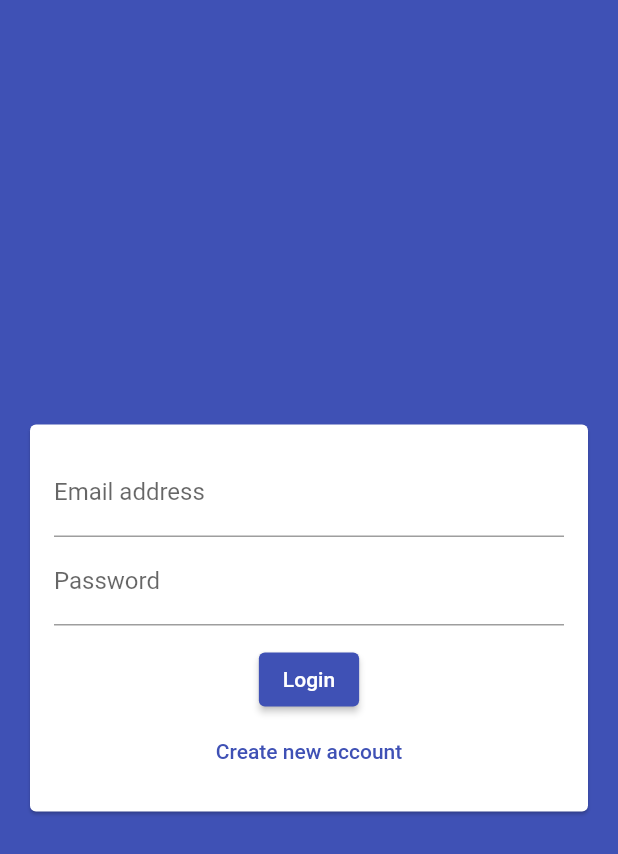
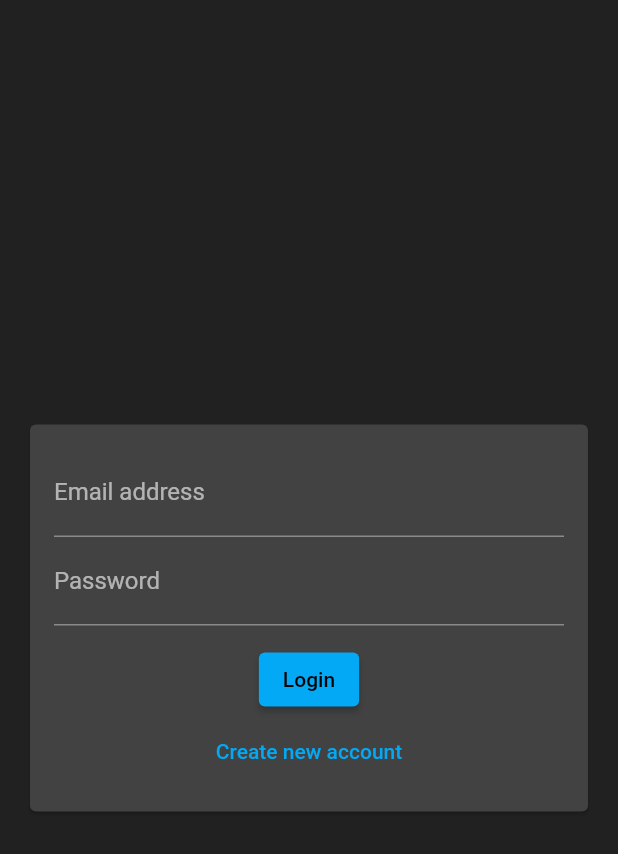
Before and after one commit to arturjnt/firebase_chat, a Flutter app: the screen it shows after launch, on a phone screen of 412 x 824 dp. Shown: the top 854 px of the screen. Run offline on Flutter 3.47's test engine with Material 2 defaults, Android fonts, the light colour scheme and no system bars; our stand-ins replace cloud_firestore, firebase_auth, firebase_storage, image_picker; accounts and stored records are empty.

Commit message:
always dark

```diff
--- a/lib/main.dart
+++ b/lib/main.dart
@@ -15,8 +15,9 @@ class MyApp extends StatelessWidget {
     return MaterialApp(
       title: 'Flutter Chat',
       theme: ThemeData(
-        primarySwatch: Colors.indigo,
-        backgroundColor: Colors.indigo,
+        brightness: Brightness.dark,
+        primarySwatch: Colors.lightBlue,
+        backgroundColor: Colors.lightBlue,
         accentColor: Colors.orangeAccent,
         accentColorBrightness: Brightness.dark,
         buttonTheme: ButtonTheme.of(context).copyWith(
```
